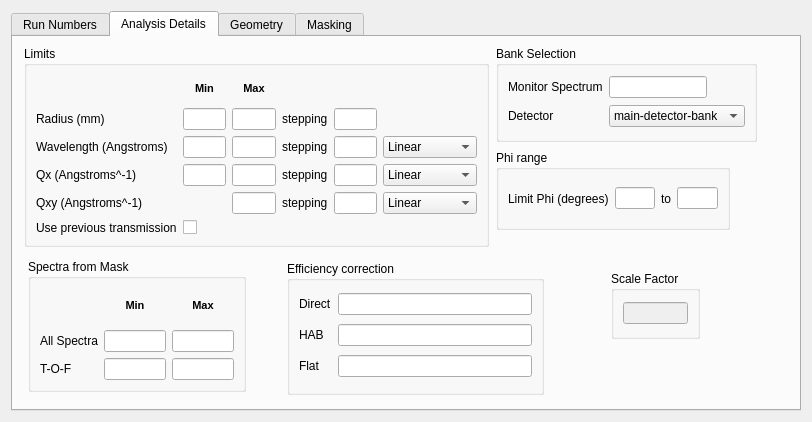
mantidproject/mantid, file Code/qtiplot/MantidQt/CustomInterfaces/inc/SANSRunWindow.ui: the form before one commit.
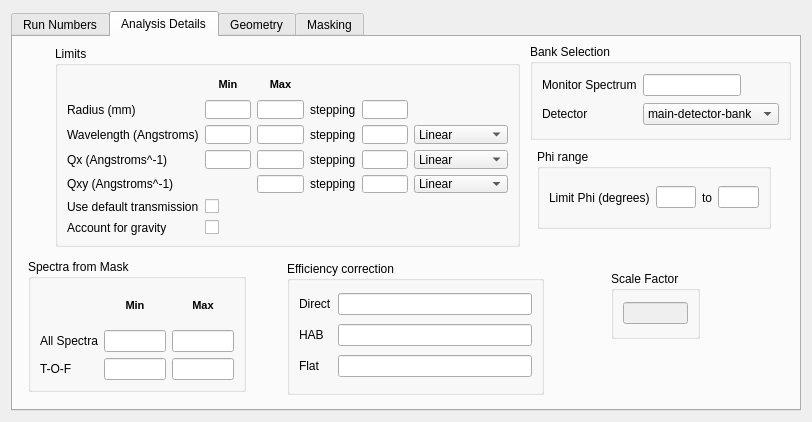
The form after the commit. The open tabs and pages were chosen to show the change.

Commit message: SANS: Added gravity check box to the GUI. Re #1052

```diff
--- a/Code/qtiplot/MantidQt/CustomInterfaces/inc/SANSRunWindow.ui
+++ b/Code/qtiplot/MantidQt/CustomInterfaces/inc/SANSRunWindow.ui
@@ -940,7 +940,7 @@
       <widget class="QGroupBox" name="groupBox_4" >
        <property name="geometry" >
         <rect>
-         <x>11</x>
+         <x>42</x>
          <y>9</y>
          <width>465</width>
          <height>201</height>
@@ -1178,17 +1178,31 @@
           </property>
          </widget>
         </item>
-        <item row="5" column="1" >
+        <item row="6" column="1" >
          <widget class="QCheckBox" name="prev_trans" >
           <property name="text" >
            <string/>
           </property>
          </widget>
         </item>
-        <item row="5" column="0" >
+        <item row="6" column="0" >
          <widget class="QLabel" name="label_36" >
           <property name="text" >
-           <string>Use previous transmission</string>
+           <string>Use default transmission</string>
+          </property>
+         </widget>
+        </item>
+        <item row="7" column="0" >
+         <widget class="QLabel" name="label_37" >
+          <property name="text" >
+           <string>Account for gravity</string>
+          </property>
+         </widget>
+        </item>
+        <item row="7" column="1" >
+         <widget class="QCheckBox" name="gravity_check" >
+          <property name="text" >
+           <string/>
           </property>
          </widget>
         </item>
@@ -1345,8 +1359,8 @@
       <widget class="QGroupBox" name="groupBox_14" >
        <property name="geometry" >
         <rect>
-         <x>483</x>
-         <y>9</y>
+         <x>517</x>
+         <y>7</y>
          <width>261</width>
          <height>96</height>
         </rect>
@@ -1404,8 +1418,8 @@
       <widget class="QGroupBox" name="groupBox_15" >
        <property name="geometry" >
         <rect>
-         <x>483</x>
-         <y>113</y>
+         <x>524</x>
+         <y>112</y>
          <width>234</width>
          <height>80</height>
         </rect>
```
Left out of the diff: 2 changed lines with no effect on the pictures. The commit also changes 3 other files.
